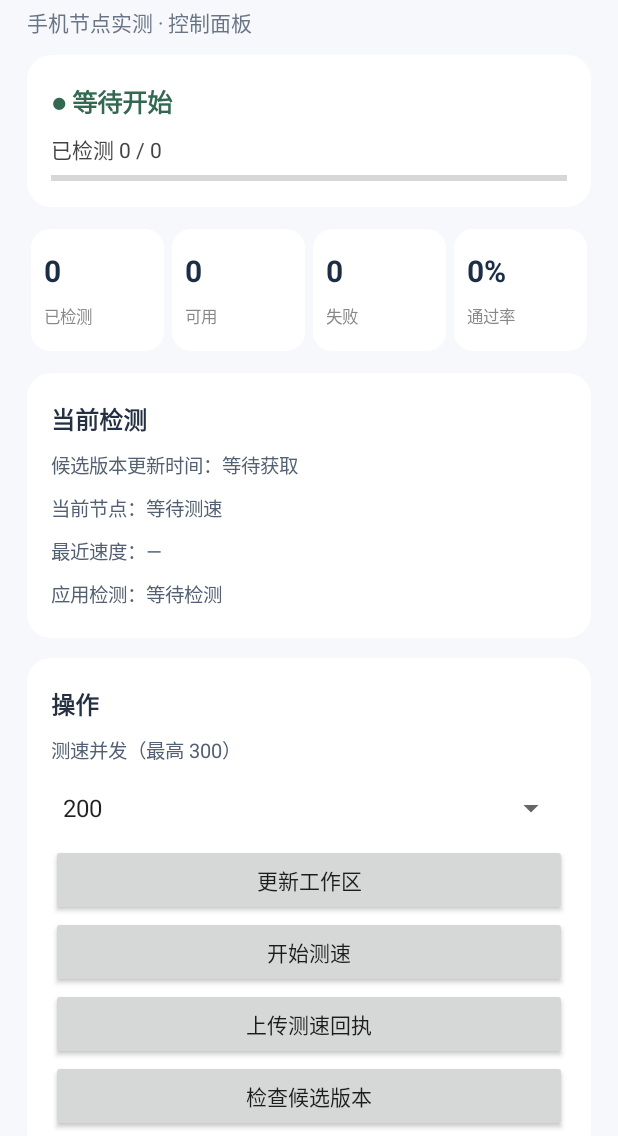
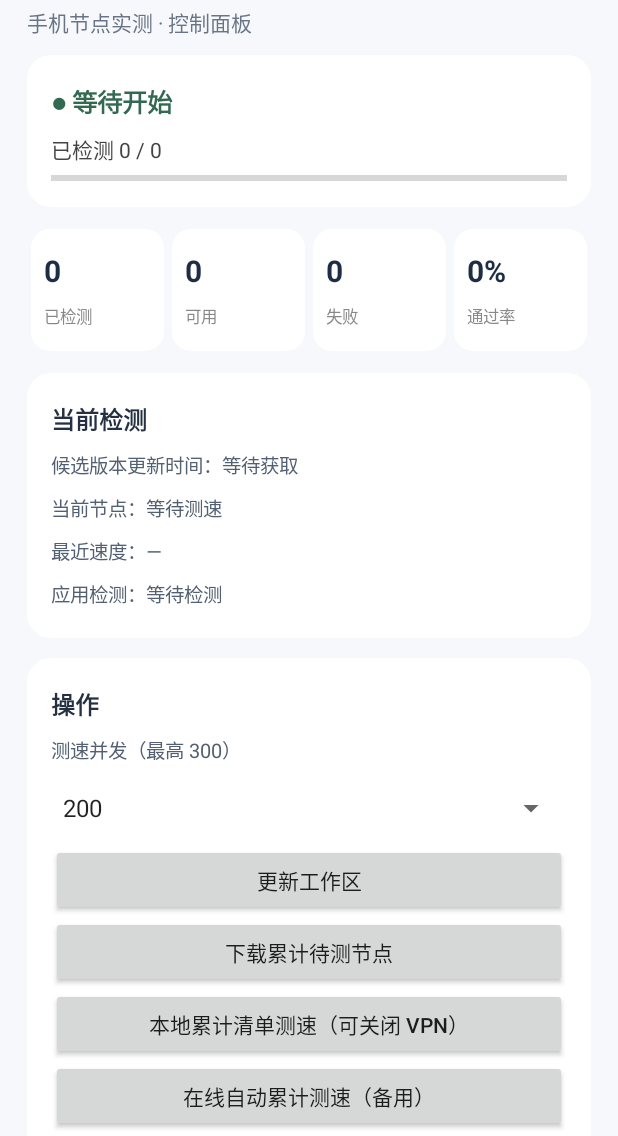
Before and after one commit to ccvvv/AutoSubHub, an Android app: the screen it shows after launch (MainActivity), after a tap on "更新工作区", on a phone screen of 412 x 824 dp, the part 100-1236 px from its top. Run offline under Robolectric (Android 15) with nearby library versions, the phone set to English and light mode, and no system bars; 1 other tap on this screen came first.

Commit message:
Add cumulative offline download and local probe controls

```diff
--- a/android-app/app/src/main/java/com/ccvvv/autosubhub/MainActivity.kt
+++ b/android-app/app/src/main/java/com/ccvvv/autosubhub/MainActivity.kt
@@ -106,7 +106,9 @@ class MainActivity : Activity(), SharedPreferences.OnSharedPreferenceChangeListe
         }
         actions.addView(workersSpinner, LinearLayout.LayoutParams(-1, dp(48)))
         action(actions,"更新工作区","update")
-        action(actions,"开始测速","probe")
+        action(actions,"下载累计待测节点","download")
+        action(actions,"本地累计清单测速（可关闭 VPN）","probe-local")
+        action(actions,"在线自动累计测速（备用）","probe")
         action(actions,"暂停测速","pause")
         action(actions,"继续测速","resume")
         action(actions,"停止测速","stop")
@@ -154,7 +156,7 @@ class MainActivity : Activity(), SharedPreferences.OnSharedPreferenceChangeListe
             isAllCaps=false
             setOnClickListener {
                 var extraArgs = emptyArray<String>()
-                if(cmd=="probe") {
+                if(cmd=="probe" || cmd=="probe-local") {
                     val workers = workersSpinner.selectedItem.toString().toIntOrNull()?.coerceIn(1,300) ?: 200
                     prefs.edit().putInt("probe_workers", workers).apply()
                     extraArgs = arrayOf(workers.toString())
@@ -228,6 +230,8 @@ class MainActivity : Activity(), SharedPreferences.OnSharedPreferenceChangeListe
             actionButtons["resume"]?.visibility=if(activeTask && state=="paused") View.VISIBLE else View.GONE
             actionButtons["stop"]?.visibility=if(activeTask) View.VISIBLE else View.GONE
             actionButtons["probe"]?.visibility=if(activeTask) View.GONE else View.VISIBLE
+            actionButtons["probe-local"]?.visibility=if(activeTask) View.GONE else View.VISIBLE
+            actionButtons["download"]?.isEnabled=!activeTask
             if(state=="completed"||state=="interrupted"||state=="failed") {
                 prefs.edit().putBoolean("probe_active",false).apply(); handler.removeCallbacks(poll)
             }
```
